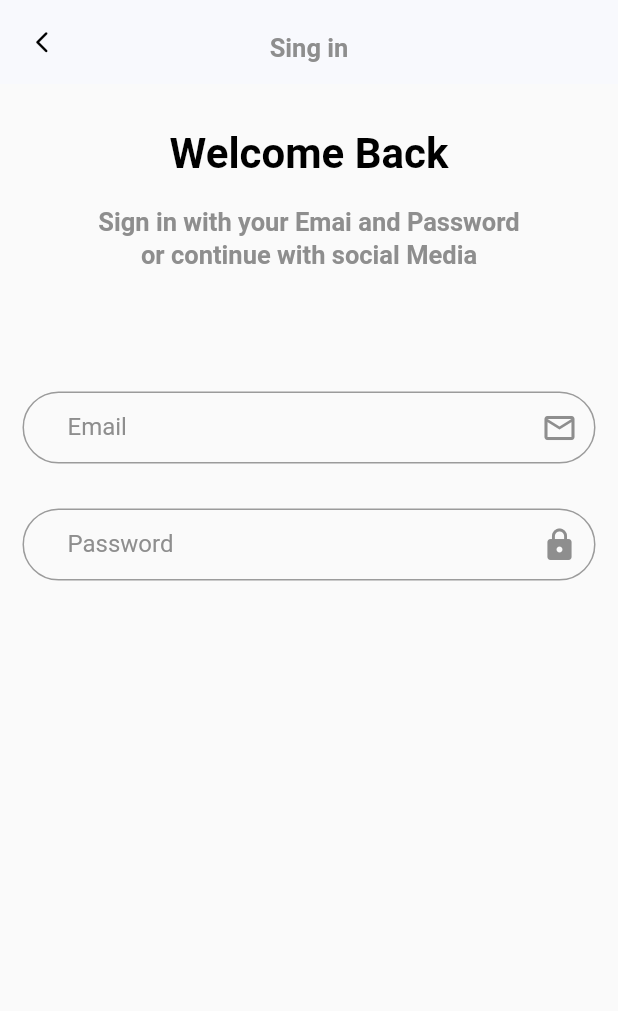
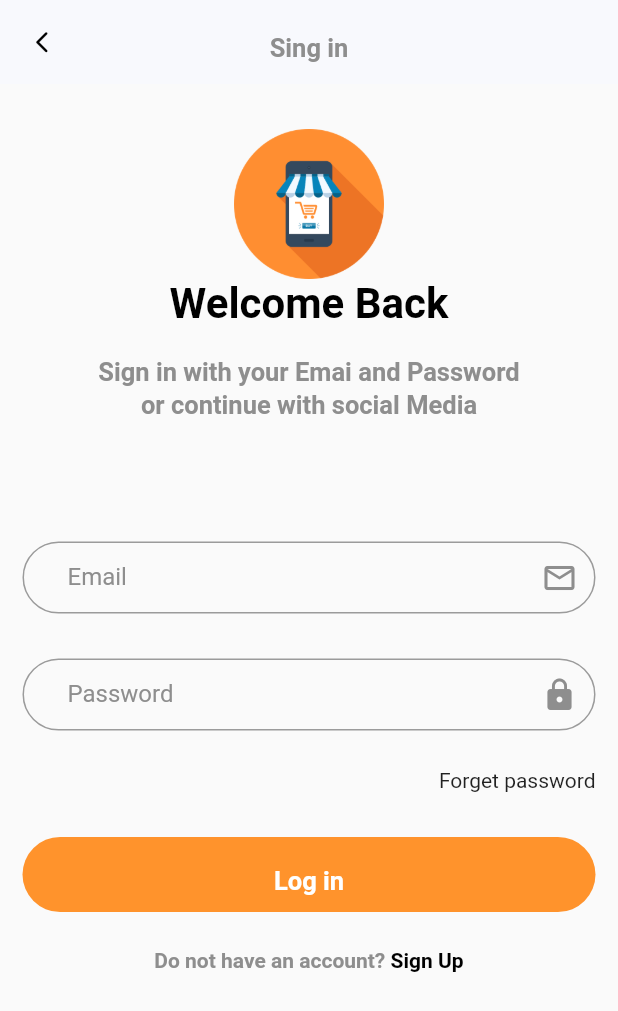
Before and after one commit to Micheal-Hany/E-commerce-app, a Flutter app: the screen it shows after launch, on a phone screen of 412 x 824 dp. Shown: the top 1011 px of the screen. Run offline on Flutter 3.47's test engine with Material 2 defaults, Android fonts, the light colour scheme and no system bars; our stand-ins replace get, shared_preferences; Roboto replaces fonts that are missing (Cairo); project files that could hold a hidden picture were left out.

Commit message:
finsh log in page

```diff
--- a/lib/view/screens/Auth/login.dart
+++ b/lib/view/screens/Auth/login.dart
@@ -1,9 +1,11 @@
 import 'package:flutter/material.dart';
 import 'package:store_app/core/constant/colors.dart';
 import 'package:get/get.dart';
+import 'package:store_app/view/widgets/Auth/Custom%20Go%20To%20Register%20Page.dart';
 import 'package:store_app/view/widgets/Auth/Custom%20text%20bodyAuth.dart';
 import 'package:store_app/view/widgets/Auth/Custom%20text%20form%20filed.dart';
 import 'package:store_app/view/widgets/Auth/Custom%20textTile%20Auth.dart';
+import 'package:store_app/view/widgets/Auth/custom%20button%20Auth.dart';
 
 class Login extends StatelessWidget {
   const Login({super.key});
@@ -31,27 +33,50 @@ class Login extends StatelessWidget {
       body: Container(
           padding: const EdgeInsets.symmetric(horizontal: 15),
           child: ListView(
-            children: const [
-              SizedBox(
+            children: [
+              const SizedBox(
                 height: 30,
               ),
-              CustomTextAuthTitle(title: 'Welcome Back'),
-              SizedBox(height: 18),
-              CustomTextBodyAuth(
+              Image.asset(
+                'assets/images/logo.png',
+                width: 100,
+                height: 100,
+              ),
+              const CustomTextAuthTitle(title: 'Welcome Back'),
+              const SizedBox(height: 18),
+              const CustomTextBodyAuth(
                   bodyText:
                       'Sign in with your Emai and Password\nor continue with social Media'),
-              SizedBox(height: 80),
-              CustomTextFormFiled(
+              const SizedBox(height: 80),
+              const CustomTextFormFiled(
                 mrController: null,
                 iconData: Icons.email_outlined,
                 lableTitle: 'Email',
               ),
-              SizedBox(height: 30),
-              CustomTextFormFiled(
+              const SizedBox(height: 30),
+              const CustomTextFormFiled(
                 mrController: null,
                 iconData: Icons.lock,
                 lableTitle: 'Password',
-              )
+              ),
+              const SizedBox(
+                height: 25,
+              ),
+              const Text(
+                'Forget password',
+                textAlign: TextAlign.end,
+              ),
+              const SizedBox(
+                height: 30,
+              ),
+              CustomButtonAuth(
+                onPressed: () {},
+                title: 'Log in',
+              ),
+              const SizedBox(
+                height: 15,
+              ),
+              const CustomGoToRegisterPage()
             ],
           )),
     );
--- /dev/null
+++ b/lib/view/widgets/Auth/Custom Go To Register Page.dart
@@ -0,0 +1,23 @@
+import 'package:flutter/material.dart';
+
+class CustomGoToRegisterPage extends StatelessWidget {
+  const CustomGoToRegisterPage({super.key});
+
+  @override
+  Widget build(BuildContext context) {
+    return Row(
+      mainAxisAlignment: MainAxisAlignment.center,
+      children: [
+        Text(
+          'Do not have an account? ',
+          style: Theme.of(context).textTheme.bodyLarge!.copyWith(fontSize: 14),
+        ),
+        Text('Sign Up',
+            style: Theme.of(context)
+                .textTheme
+                .bodyLarge!
+                .copyWith(fontSize: 14, color: Colors.black))
+      ],
+    );
+  }
+}
--- /dev/null
+++ b/lib/view/widgets/Auth/custom button Auth.dart
@@ -0,0 +1,32 @@
+import 'package:flutter/material.dart';
+import 'package:store_app/core/constant/colors.dart';
+
+class CustomButtonAuth extends StatelessWidget {
+  const CustomButtonAuth(
+      {super.key, required this.onPressed, required this.title});
+  final void Function()? onPressed;
+  final String title;
+  @override
+  Widget build(BuildContext context) {
+    return TextButton(
+      style: ButtonStyle(
+        shape: MaterialStateProperty.all<RoundedRectangleBorder>(
+          RoundedRectangleBorder(
+            borderRadius: BorderRadius.circular(30),
+          ),
+        ),
+        textStyle:
+            MaterialStateProperty.all(Theme.of(context).textTheme.bodyLarge),
+        backgroundColor: MaterialStateProperty.all(const Color(0xffff932c)),
+      ),
+      onPressed: onPressed,
+      child: Text(
+        title,
+        style: Theme.of(context)
+            .textTheme
+            .bodyLarge!
+            .copyWith(color: Colors.white),
+      ),
+    );
+  }
+}
```
